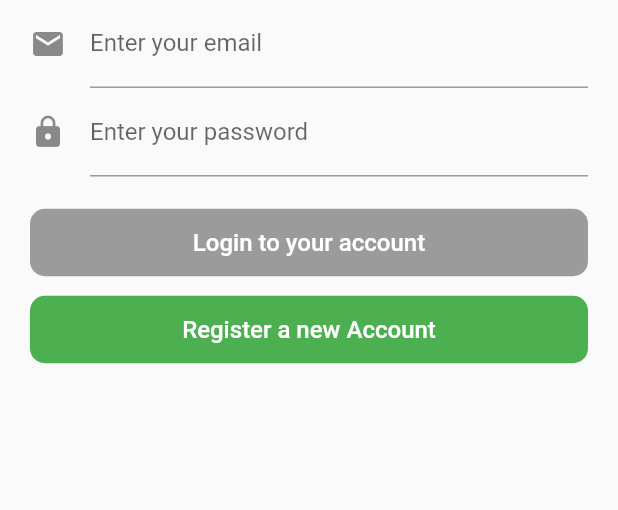
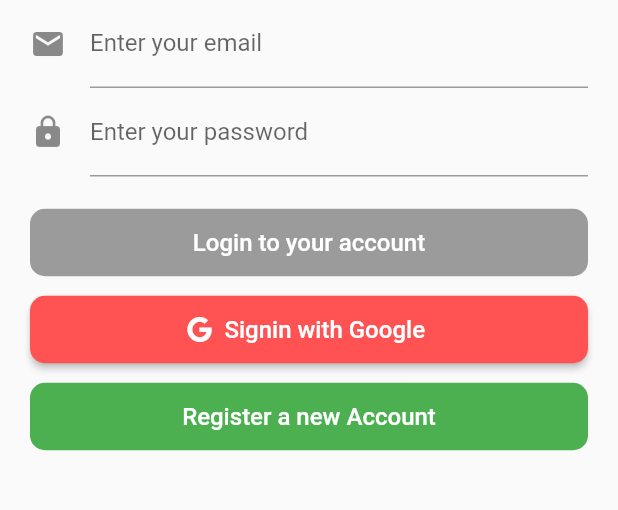
Before and after one commit to minhquan54772/unofficial-ToeicEZ, a Flutter app: the screen it shows after launch, on a phone screen of 412 x 824 dp, the part 524-1034 px from its top. Run offline on Flutter 3.47's test engine with Material 2 defaults, Android fonts, the phone set to English and light mode, and no system bars; our stand-ins replace equatable, firebase_auth, flutter_bloc, flutter_svg, font_awesome_flutter, google_sign_in and 1 more; accounts and stored records are empty.

Commit message:
Add login with Google

```diff
--- /dev/null
+++ b/lib/pages/button/google_login_button.dart
@@ -0,0 +1,29 @@
+import 'package:flutter/cupertino.dart';
+import 'package:flutter/material.dart';
+import 'package:flutter_bloc/flutter_bloc.dart';
+import 'package:font_awesome_flutter/font_awesome_flutter.dart';
+import 'package:toeic/blocs/login_bloc.dart';
+import 'package:toeic/events/login_event.dart';
+
+class GoogleLoginButton extends StatelessWidget {
+  @override
+  Widget build(BuildContext context) {
+    return ButtonTheme(
+      height: 45,
+      child: RaisedButton.icon(
+        onPressed: () {
+            BlocProvider.of<LoginBloc>(context).add(LoginEventWithGooglePressed());
+        },
+        icon: Icon(FontAwesomeIcons.google, color: Colors.white, size: 17,),
+        label: Text(
+          'Signin with Google',
+          style: TextStyle(color: Colors.white, fontSize: 16),
+        ),
+        shape: RoundedRectangleBorder(
+            borderRadius: BorderRadius.circular(10.0)
+        ),
+        color: Colors.redAccent,
+      ),
+    );
+  }
+}
--- a/lib/pages/login_page.dart
+++ b/lib/pages/login_page.dart
@@ -5,6 +5,7 @@ import 'package:toeic/blocs/authentication_bloc.dart';
 import 'package:toeic/blocs/login_bloc.dart';
 import 'package:toeic/events/authentication_event.dart';
 import 'package:toeic/events/login_event.dart';
+import 'package:toeic/pages/button/google_login_button.dart';
 import 'package:toeic/pages/button/login_button.dart';
 import 'package:toeic/pages/button/register_user_button.dart';
 import 'package:toeic/repositories/user_repository.dart';
@@ -120,6 +121,8 @@ class _LoginPageState extends State<LoginPage> {
                           _onLoginEmailAndPassword : null, //check is enable?
                         ),
                         Padding(padding: EdgeInsets.only(top: 10),),
+                        GoogleLoginButton(),
+                        Padding(padding: EdgeInsets.only(top: 10),),
                         RegisterUserButton(userRepository: _userRepository,)
                       ],
                     ),
```
